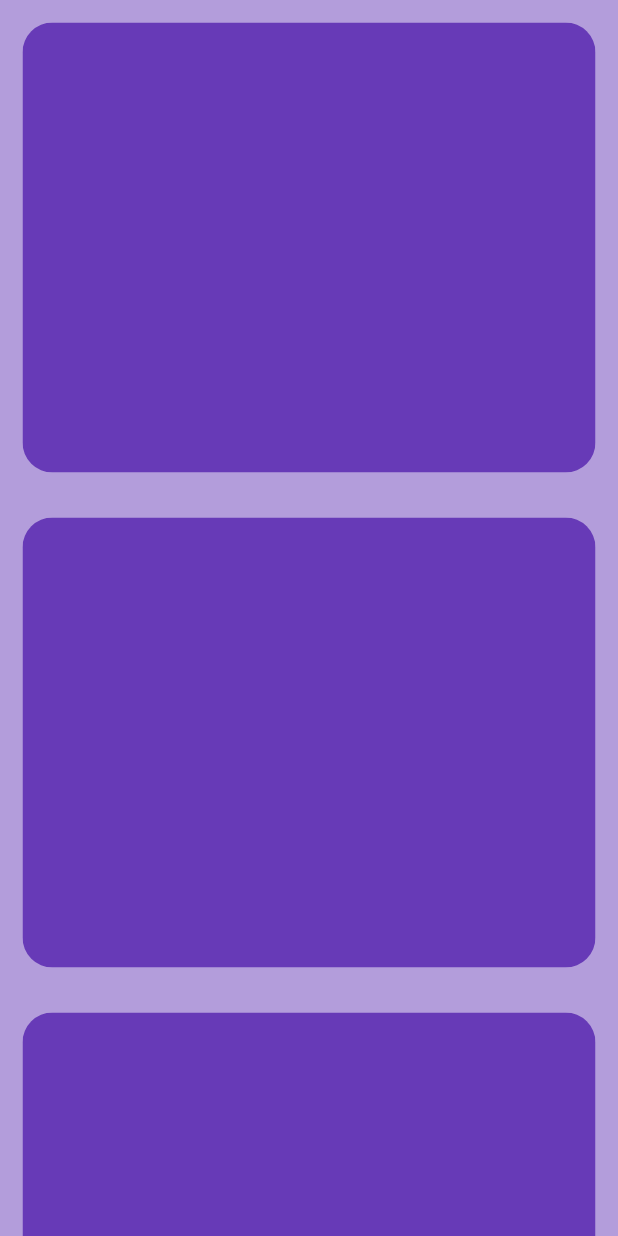
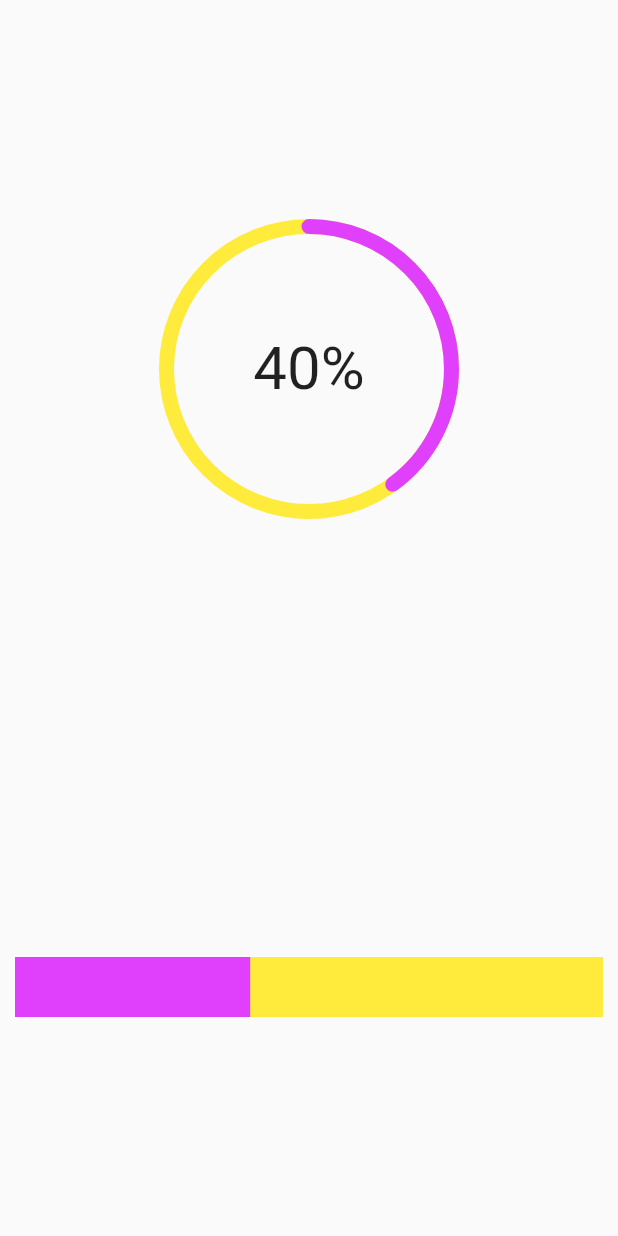
Before and after one commit to thanhlucvip2/flutter-package-tutorial, a Flutter app: the screen it shows after launch, on a phone screen of 412 x 824 dp. Run offline on Flutter 3.47's test engine with Material 2 defaults, Android fonts, the phone set to English and light mode, and no system bars; drawn by our look-alikes of liquid_pull_to_refresh, percent_indicator; our stand-ins replace avatar_glow, google_fonts.

Commit message:
percent chart

```diff
--- a/lib/main.dart
+++ b/lib/main.dart
@@ -2,6 +2,7 @@ import 'package:flutter/material.dart';
 import 'package:flutter_package_of_the_day/widgets/avatar_glow/avatar_glow.dart';
 import 'package:flutter_package_of_the_day/widgets/fancy_pull_refresh_page/refresh_page.dart';
 import 'package:flutter_package_of_the_day/widgets/google_font/google_font.dart';
+import 'package:flutter_package_of_the_day/widgets/percent_indicator_chart/percent_indicator.dart';
 
 void main() {
   runApp(const MyApp());
@@ -18,7 +19,7 @@ class MyApp extends StatelessWidget {
       theme: ThemeData(
         primarySwatch: Colors.blue,
       ),
-      home: const RefreshWidget(),
+      home: const PercentIndicator(),
     );
   }
 }
--- /dev/null
+++ b/lib/widgets/percent_indicator_chart/percent_indicator.dart
@@ -0,0 +1,51 @@
+// flutter pub add percent_indicator
+// https://www.youtube.com/watch?v=nmkDW_cYrp4&list=PLlvRDpXh1Se6mtlWw6pE9MXZ2o4k_KULp&index=4
+import 'package:flutter/material.dart';
+import 'package:flutter/src/widgets/container.dart';
+import 'package:flutter/src/widgets/framework.dart';
+import 'package:percent_indicator/circular_percent_indicator.dart';
+import 'package:percent_indicator/linear_percent_indicator.dart';
+
+class PercentIndicator extends StatelessWidget {
+  const PercentIndicator({super.key});
+
+  @override
+  Widget build(BuildContext context) {
+    return Scaffold(
+      body: Column(
+        mainAxisAlignment: MainAxisAlignment.spaceAround,
+        children: [
+          Center(
+            // dạng tròn
+            child: CircularPercentIndicator(
+              animation: true,
+              animationDuration: 1000, // thời gian chạy animation
+              radius: 100, // độ lớn
+              lineWidth: 10, // width line
+              percent: 0.4, // tỉ lệ 1 ( nếu 0,4 = 40%)
+              progressColor: Colors.purpleAccent, // màu chiếm tỉ lệ
+              backgroundColor: Colors.yellow, // màu còn lại
+              circularStrokeCap:
+                  CircularStrokeCap.round, // bo tròn 2 đầu thanh percent
+              center: Text(
+                '40%',
+                style: TextStyle(fontSize: 40),
+              ),
+            ),
+          ),
+          // dạng ngang
+          Center(
+            child: LinearPercentIndicator(
+              animation: true,
+              animationDuration: 1000, // thời gian chạy animation
+              lineHeight: 40,
+              percent: 0.4, // tỉ lệ 1 ( nếu 0,4 = 40%)
+              progressColor: Colors.purpleAccent, // màu chiếm tỉ lệ
+              backgroundColor: Colors.yellow, // màu còn lại
+            ),
+          )
+        ],
+      ),
+    );
+  }
+}
--- a/pubspec.yaml
+++ b/pubspec.yaml
@@ -39,6 +39,7 @@ dependencies:
   avatar_glow: ^2.0.2
   google_fonts: ^3.0.1
   liquid_pull_to_refresh: ^3.0.1
+  percent_indicator: ^4.2.2
 
 dev_dependencies:
   flutter_test:
```
Also changed, not shown: lib/widgets/percent_indicator_chart/z3928416993856_48b6d8d485a0537968299c07a235f691.jpg (added), pubspec.lock.
